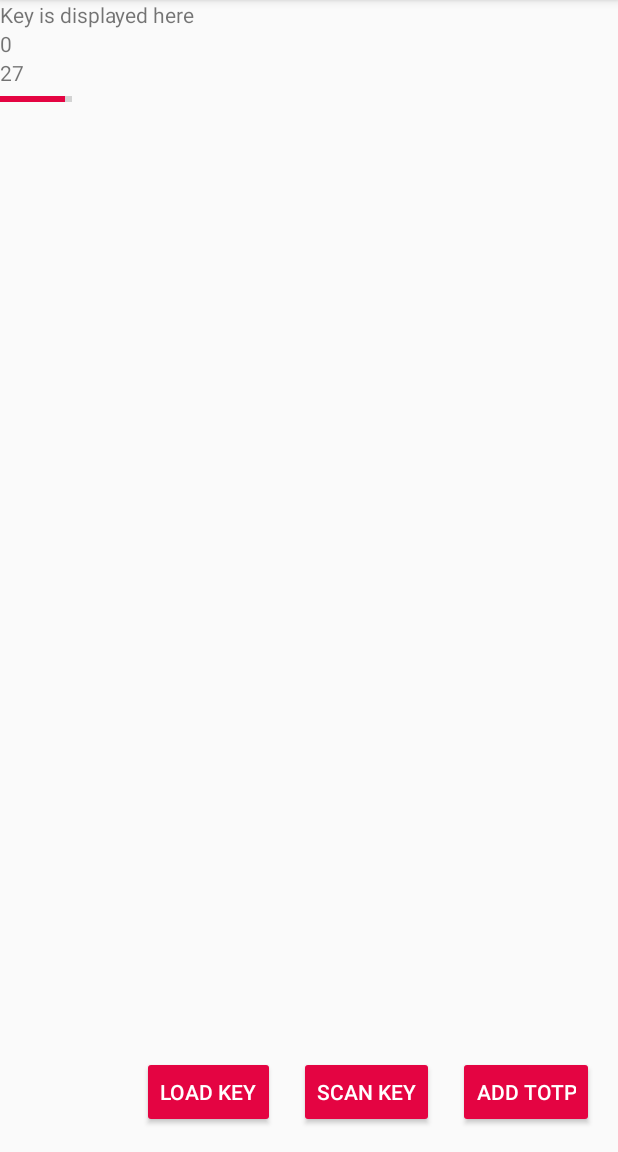
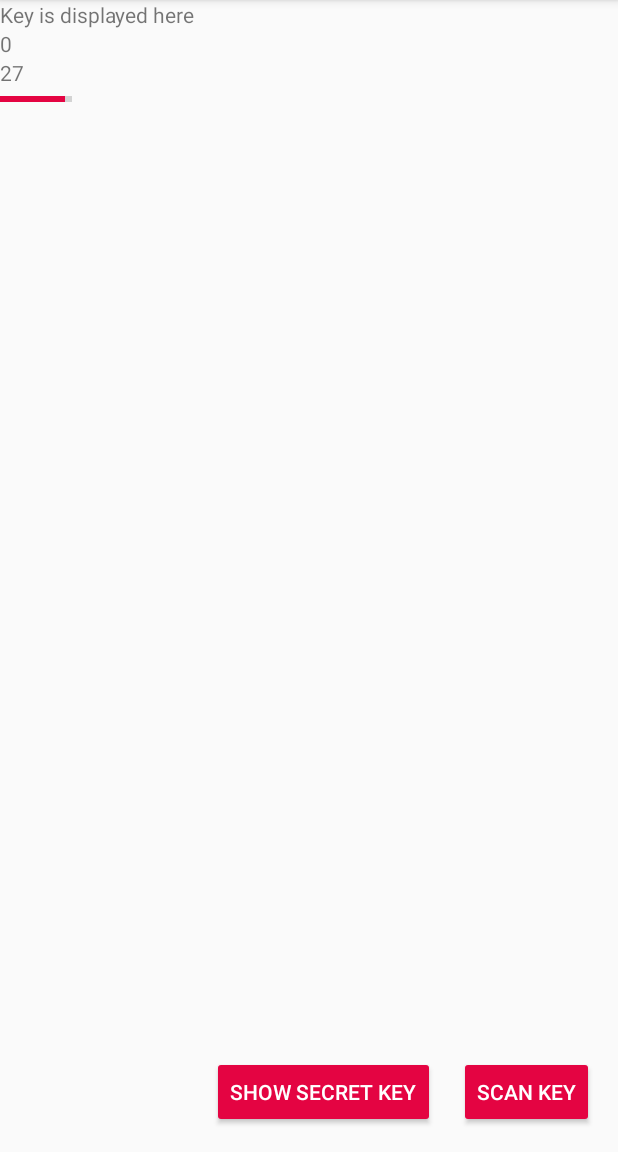
Before and after one commit to MaxBurgert/web-identity, an Android app: the screen it shows after launch (MainActivity), on a phone screen of 412 x 824 dp, the part 84-1236 px from its top. Run offline under Robolectric (Android 15) with nearby library versions, the phone set to English and light mode, and no system bars; 8 statements that could not run were skipped.

Commit message:
Code cleanup

```diff
--- a/AndroidApp/app/src/main/java/ch/unibas/dmi/webidentityapp/MainActivity.java
+++ b/AndroidApp/app/src/main/java/ch/unibas/dmi/webidentityapp/MainActivity.java
@@ -1,13 +1,12 @@
 package ch.unibas.dmi.webidentityapp;
 
-import android.app.FragmentManager;
+import android.annotation.SuppressLint;
 import android.content.Intent;
 import android.os.Bundle;
 import android.os.Handler;
 import android.os.Looper;
 import android.support.v7.app.AppCompatActivity;
 import android.util.Log;
-import android.view.View;
 import android.widget.Button;
 import android.widget.ProgressBar;
 import android.widget.TextView;
@@ -16,15 +15,17 @@ import com.google.android.gms.common.api.CommonStatusCodes;
 import com.google.android.gms.vision.barcode.Barcode;
 import java.security.InvalidKeyException;
 import java.security.NoSuchAlgorithmException;
-import java.util.Objects;
 
 public class MainActivity extends AppCompatActivity {
 
   private static final int BARCODE_READER_REQUEST_CODE = 1;
   private static Handler handler;
   private static final String TAG = MainActivity.class.getSimpleName();
+  @SuppressLint("StaticFieldLeak")
   private static TextView textViewTime;
+  @SuppressLint("StaticFieldLeak")
   private static ProgressBar progressBar;
+  @SuppressLint("StaticFieldLeak")
   private static TextView textViewKey;
   private TextView textViewSecretKey;
   private static TOTP totp;
@@ -34,7 +35,6 @@ public class MainActivity extends AppCompatActivity {
     super.onCreate(savedInstanceState);
     setContentView(R.layout.activity_main);
 
-    Button buttonAddTotp = this.findViewById(R.id.button_add_key);
     Button buttonScanTotp = this.findViewById(R.id.button_scan_key);
     Button buttonLoadKey = this.findViewById(R.id.button_load_stored_key);
     textViewSecretKey = this.findViewById(R.id.textView);
@@ -44,20 +44,13 @@ public class MainActivity extends AppCompatActivity {
 
     handler = new Handler(Looper.getMainLooper());
 
-    buttonAddTotp.setOnClickListener(view -> {
-      FragmentManager fragmentManager = getFragmentManager();
-      KeyInputDialog keyInputDialog = KeyInputDialog.newInstance("test");
-      keyInputDialog.show(Objects.requireNonNull(fragmentManager), "fragment_patient_form");
-    });
-
     buttonScanTotp.setOnClickListener(v -> {
       Intent intent = new Intent(getApplicationContext(), BarcodeCaptureActivity.class);
       startActivityForResult(intent, BARCODE_READER_REQUEST_CODE);
     });
 
-    buttonLoadKey.setOnClickListener(view -> {
-      textViewSecretKey.setText(FileIO.loadFromFile(getApplicationContext()));
-    });
+    buttonLoadKey.setOnClickListener(
+        view -> textViewSecretKey.setText(FileIO.loadFromFile(getApplicationContext())));
 
     totp = new TOTP(FileIO.loadFromFile(getApplicationContext()));
 
@@ -84,13 +77,14 @@ public class MainActivity extends AppCompatActivity {
     });
   }
 
+  @SuppressLint("SetTextI18n")
   @Override
   protected void onActivityResult(int requestCode, int resultCode, Intent data) {
     if (requestCode == BARCODE_READER_REQUEST_CODE) {
       if (resultCode == CommonStatusCodes.SUCCESS) {
         if (data != null) {
           Barcode barcode = data.getParcelableExtra(BarcodeCaptureActivity.BarcodeObject);
-          textViewKey.setText(barcode.displayValue);
+          textViewSecretKey.setText("Secret key: " + barcode.displayValue);
           Log.d(TAG, "Scanned barcode with value: " + barcode.displayValue);
           FileIO.saveToFile(getApplicationContext(),barcode.displayValue);
           totp.updateKey(barcode.displayValue);
--- a/AndroidApp/app/src/main/res/layout/activity_main.xml
+++ b/AndroidApp/app/src/main/res/layout/activity_main.xml
@@ -37,23 +37,13 @@
     style="?android:attr/progressBarStyleHorizontal" />
 
   <Button
-    android:id="@+id/button_add_key"
-    style="@style/Widget.AppCompat.Button.Colored"
-    android:layout_width="wrap_content"
-    android:layout_height="wrap_content"
-    android:text="@string/button_add"
-    android:layout_margin="16dp"
-    app:layout_constraintEnd_toEndOf="parent"
-    app:layout_constraintBottom_toBottomOf="parent"/>
-
-  <Button
     android:id="@+id/button_scan_key"
     style="@style/Widget.AppCompat.Button.Colored"
     android:layout_width="wrap_content"
     android:layout_height="wrap_content"
     android:text="@string/text_scan_key"
     android:layout_margin="16dp"
-    app:layout_constraintEnd_toStartOf="@id/button_add_key"
+    app:layout_constraintEnd_toEndOf="parent"
     app:layout_constraintBottom_toBottomOf="parent"/>
 
   <Button
--- a/AndroidApp/app/src/main/res/values/strings.xml
+++ b/AndroidApp/app/src/main/res/values/strings.xml
@@ -17,7 +17,7 @@
   <string name="no_camera_permission">This application cannot run because it does not have the camera permission.  The application will now exit.</string>
   <string name="low_storage_error">Face detector dependencies cannot be downloaded due to low device storage</string>
   <string name="secret_key_is_displayed_here">Key is displayed here</string>
-  <string name="text_load_stored_key">load key</string>
+  <string name="text_load_stored_key">show secret key</string>
   <string name="timer_counter_text">Timer counter is displayed here</string>
   <string name="textView_key_text">TOTP Key</string>
 </resources>
```
Also changed, not shown: AndroidApp/app/src/main/java/ch/unibas/dmi/webidentityapp/KeyInputDialog.java (deleted, +0 -27 lines), AndroidApp/app/src/main/res/layout/dialog_key_input.xml (deleted, +0 -29 lines).
